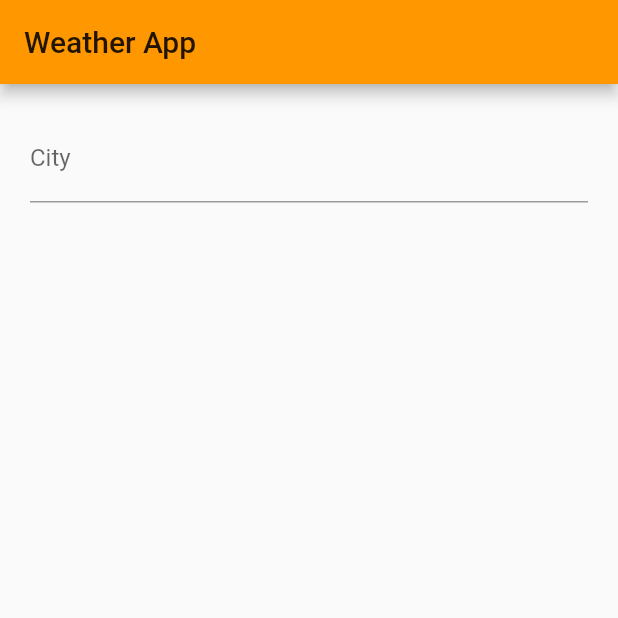
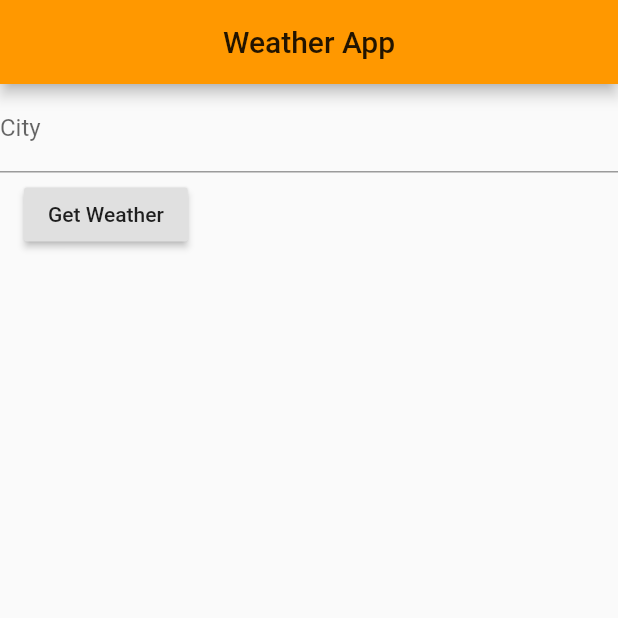
Before and after one commit to theadeshkhanna/weather_app, a Flutter app: the screen it shows after launch, on a phone screen of 412 x 824 dp, the top half of it. Run offline on Flutter 3.47's test engine with Material 2 defaults, Android fonts, the phone set to English and light mode, and no system bars.

Commit message:
[added] future and weather working

```diff
--- /dev/null
+++ b/lib/Landing.dart
@@ -0,0 +1,48 @@
+import 'package:flutter/material.dart';
+import 'package:flutter/services.dart';
+import 'package:weather_app/Weather.dart';
+
+class Landing extends StatefulWidget {
+  @override
+  _LandingState createState() => _LandingState();
+}
+
+class _LandingState extends State<Landing> {
+
+  var _textController = new TextEditingController();
+
+  @override
+  Widget build(BuildContext context) {
+    return Scaffold(
+      appBar: AppBar(
+        title: Text('Weather App'),
+        centerTitle: true,
+      ),
+      body: new Container(
+        child: Column(
+              children: <Widget>[
+                new TextField(
+                    keyboardType: TextInputType.text,
+                    decoration: InputDecoration(
+                      labelText: 'City',
+                    ),
+                    controller: _textController,
+                  ),
+                new ListTile(
+                  leading: new RaisedButton(
+                    child: new Text('Get Weather'),
+                    onPressed: () {
+                      Navigator.push(context, MaterialPageRoute(builder: (BuildContext context){
+                        return Weather(city : _textController.text);
+                      }));
+                    },
+                  ),
+                )
+
+
+          ],
+        ),
+      )
+    );
+  }
+}
--- a/lib/Models/Weather.dart
+++ /dev/null
@@ -1,11 +0,0 @@
-class Weather {
-  final double temp;
-
-  Weather({this.temp});
-
-  factory Weather.fromJson(Map<String, dynamic> json) {
-    return Weather(
-      temp: json['main']['temp']
-    );
-  }
-}
--- a/lib/Weather.dart
+++ b/lib/Weather.dart
@@ -2,30 +2,37 @@ import 'package:flutter/material.dart';
 import 'package:http/http.dart' as http;
 import 'dart:convert';
 import 'dart:async';
-import './Models/Weather.dart';
+class Weather extends StatelessWidget {
 
-class Weather extends StatefulWidget {
+  final String city;
+  Weather({Key key, this.city}) : super(key: key);
+
   @override
-  State<StatefulWidget> createState() {
-    return _WeatherCreateState();
+  Widget build(BuildContext context) {
+    return Scaffold(
+      appBar: AppBar(
+        title: Text(city),
+        centerTitle: true,
+      ),
+      body: new Column(
+        children: <Widget>[
+          updateTempWidget(city)
+        ],
+      )
+    );
   }
 }
 
-class _WeatherCreateState extends State<Weather> {
-  String temperature;
-  Weather weather;
-  String cityValue;
-
-  Future<Map>temp(String cityValue) async {
-    String url = 'http://api.openweathermap.org/data/2.5/weather?q=$cityValue&units=metric&appid=c4d43f47ca2c4387e922975a2bf99380';
+  Future<Map>temp(String city) async {
+    String url = 'http://api.openweathermap.org/data/2.5/weather?q=$city&units=metric&appid=c4d43f47ca2c4387e922975a2bf99380';
       http.Response response = await http.get(url);
 
       return jsonDecode(response.body);
   }
 
-  Widget updateTempWidget(String cityvalue) {
+  Widget updateTempWidget(String city) {
     return new FutureBuilder(
-      future: temp(cityValue),
+      future: temp(city),
       builder: (BuildContext context, AsyncSnapshot<Map> snapshot) {
         if(snapshot.hasData) {
           Map content = snapshot.data;
@@ -33,7 +40,7 @@ class _WeatherCreateState extends State<Weather> {
             child: new Column(
               children: <Widget>[
                 new ListTile(
-                  title: new Text(content['main']['temp'].toString()),
+                  title: new Text('temp = ' + content['main']['temp'].toString() + '°C'),
                 )
               ],
             ),
@@ -44,35 +51,3 @@ class _WeatherCreateState extends State<Weather> {
         }
       });
   }
-
-  @override
-  Widget build(BuildContext context) {
-    return Scaffold(
-      appBar: AppBar(
-        title: Text('Weather App'),
-      ),
-      body: Container(
-        margin: EdgeInsets.all(20.0),
-        child: Column(
-          children: <Widget>[
-            TextField(
-              keyboardType: TextInputType.text,
-              decoration: InputDecoration(labelText: 'City'),
-              onChanged: (String value) {
-                setState(() {
-                  cityValue = value;
-                });
-              },
-            ),
-            SizedBox(
-              height: 20.0,
-            ),
-            Container(
-              child: updateTempWidget(cityValue),
-            )
-          ],
-        ),
-      ),
-    );
-  }
-}
--- a/lib/main.dart
+++ b/lib/main.dart
@@ -1,5 +1,5 @@
 import 'package:flutter/material.dart';
-import 'Weather.dart';
+import 'package:weather_app/Landing.dart';
 
 void main () => runApp(new WeatherApp());
 
@@ -10,7 +10,7 @@ class WeatherApp extends StatelessWidget {
       theme: ThemeData(
         primarySwatch: Colors.orange
       ),
-      home: Weather(),
+      home: Landing(),
     );
   }
 }
```
